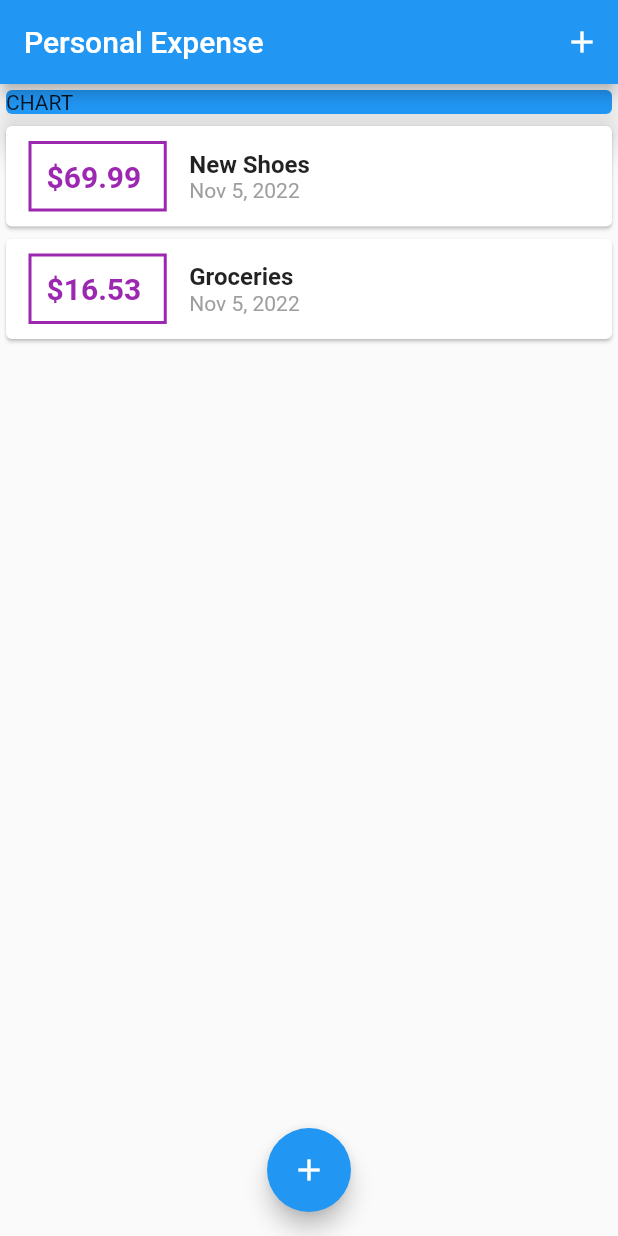
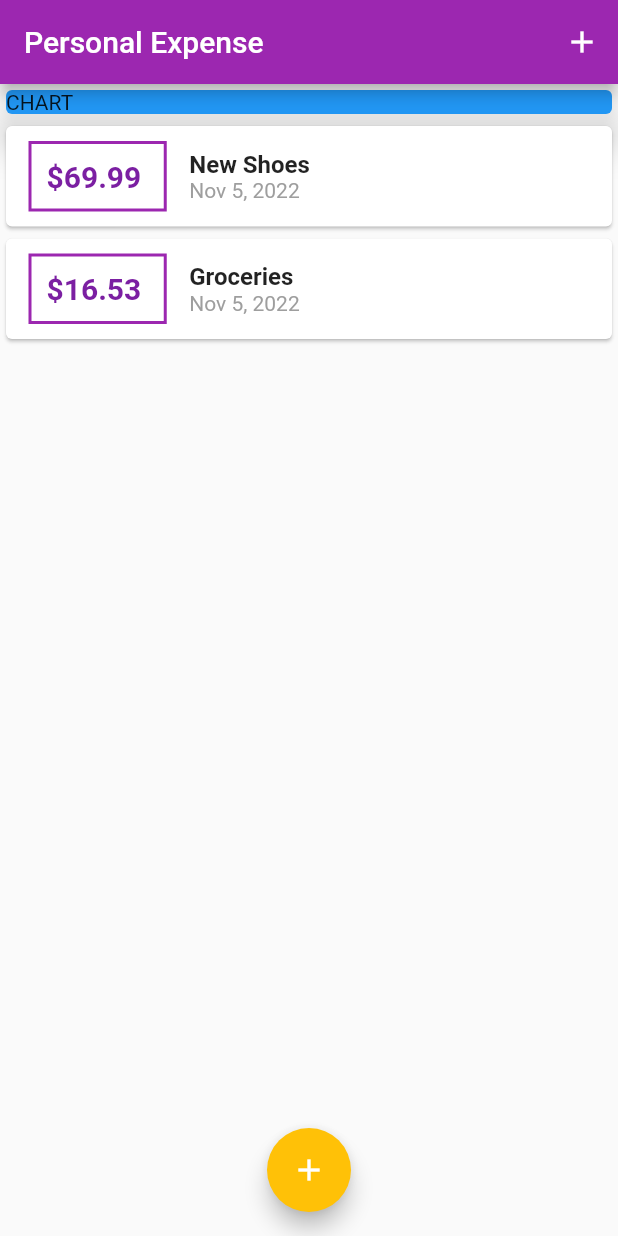
Before and after one commit to gopigoppu/learn_flutter, a Flutter app: the screen it shows after launch, on a phone screen of 412 x 824 dp. Run offline on Flutter 3.47's test engine with Material 2 defaults, Android fonts, the phone set to English and light mode, and no system bars.

Commit message:
global theme based color configured

```diff
--- a/lib/expense/widgets/new_transaction.dart
+++ b/lib/expense/widgets/new_transaction.dart
@@ -20,6 +20,8 @@ class _NewTransactionState extends State<NewTransaction> {
       return;
     }
     widget.addTx(title, amount);
+
+    Navigator.of(context).pop();
   }
 
   @override
--- a/lib/expense/widgets/transaction_list.dart
+++ b/lib/expense/widgets/transaction_list.dart
@@ -17,13 +17,13 @@ class TransactionList extends StatelessWidget {
             child: Row(
               children: [
                 Container(
-                  margin: EdgeInsets.symmetric(
+                  margin: const EdgeInsets.symmetric(
                     vertical: 10,
                     horizontal: 15,
                   ),
                   decoration: BoxDecoration(
                     border: Border.all(
-                      color: Colors.purple,
+                      color: Theme.of(context).primaryColor,
                       width: 2,
                     ),
                   ),
@@ -33,7 +33,7 @@ class TransactionList extends StatelessWidget {
                     style: TextStyle(
                         fontWeight: FontWeight.bold,
                         fontSize: 20,
-                        color: Colors.purple),
+                        color: Theme.of(context).primaryColorDark),
                   ),
                 ),
                 Column(
@@ -41,14 +41,14 @@ class TransactionList extends StatelessWidget {
                   children: [
                     Text(
                       transactions[index].title,
-                      style: TextStyle(
+                      style: const TextStyle(
                         fontSize: 16,
                         fontWeight: FontWeight.bold,
                       ),
                     ),
                     Text(
                       DateFormat.yMMMd().format(transactions[index].date),
-                      style: TextStyle(
+                      style: const TextStyle(
                         color: Colors.grey,
                       ),
                     ),
--- a/lib/main.dart
+++ b/lib/main.dart
@@ -15,8 +15,15 @@ class MyApp extends StatefulWidget {
 }
 
 class _MyAppState extends State<MyApp> {
+  final ThemeData myTheme = ThemeData(
+    primarySwatch: Colors.purple,
+  );
   @override
   Widget build(BuildContext context) {
-    return const MaterialApp(home: ExpenseApp());
+    return MaterialApp(
+      theme: myTheme.copyWith(
+          colorScheme: myTheme.colorScheme.copyWith(secondary: Colors.amber)),
+      home: ExpenseApp(),
+    );
   }
 }
```
